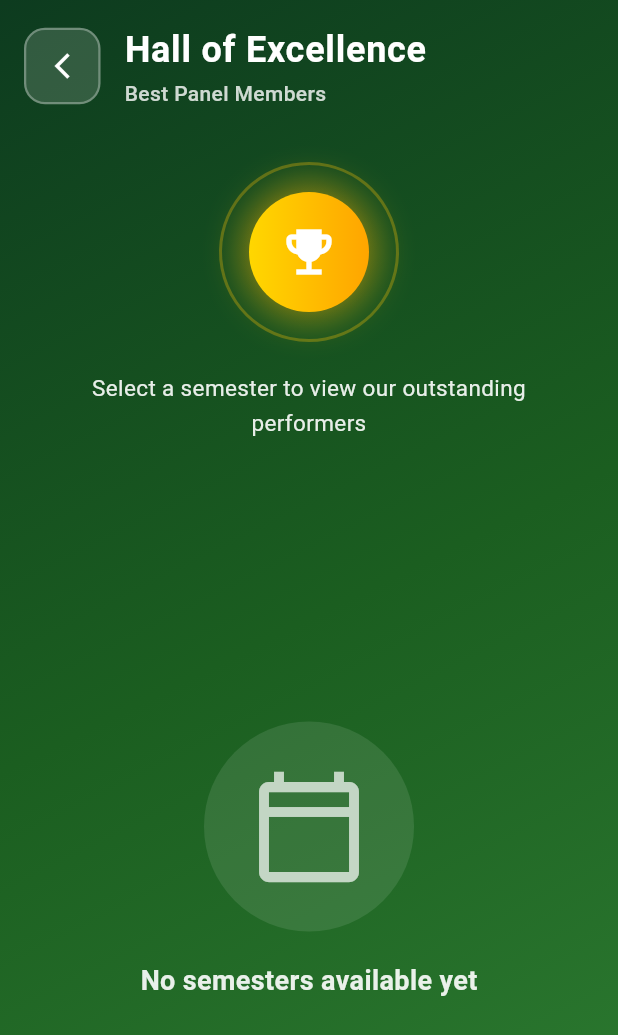
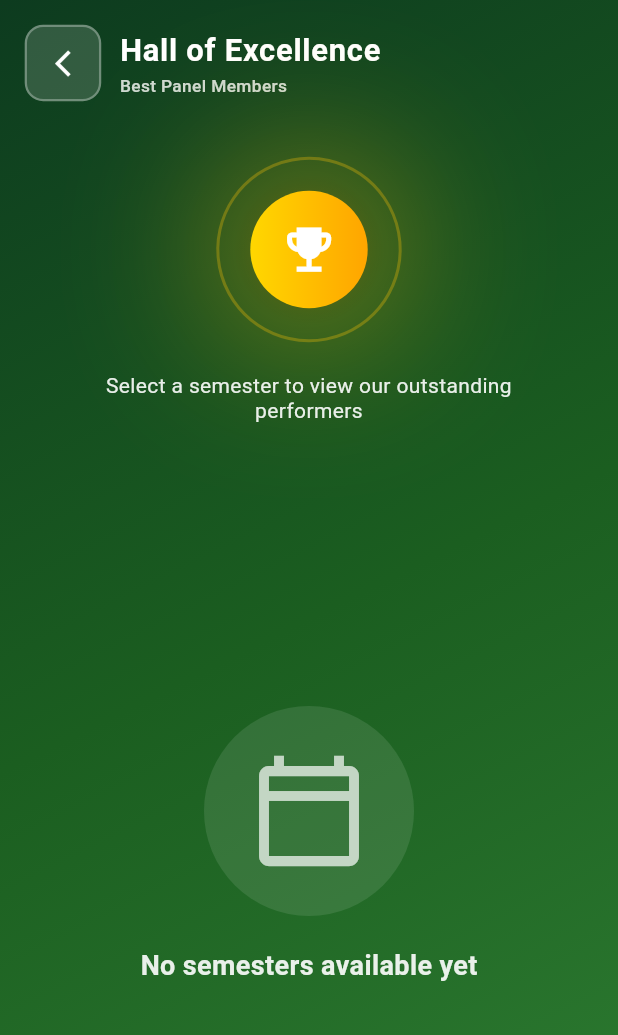
Before and after one commit to Rafi12234/AUST-Robotics-Club-Mobile-Application, a Flutter app: the BestPanelMembersPage screen opened directly, on a phone screen of 412 x 824 dp. Shown: the top 1035 px of the screen. Run offline on Flutter 3.47's test engine with Material 3 defaults, Android fonts, the phone set to English and light mode, and no system bars; our stand-ins replace cached_network_image, carousel_slider, cloud_firestore, firebase_auth, firebase_core, image_picker; missing offline and left inert: cloudinary_public; accounts and stored records are empty.

Commit message:
Modified screen size

```diff
--- a/lib/best_panel_member_page.dart
+++ b/lib/best_panel_member_page.dart
@@ -2,6 +2,7 @@ import 'package:flutter/material.dart';
 import 'package:cloud_firestore/cloud_firestore.dart';
 import 'package:cached_network_image/cached_network_image.dart';
 import 'dart:math' as math;
+import 'size_config.dart';
 
 // Main Best Panel Members Page - Semester List
 class BestPanelMembersPage extends StatefulWidget {
@@ -39,6 +40,7 @@ class _BestPanelMembersPageState extends State<BestPanelMembersPage>
 
   @override
   Widget build(BuildContext context) {
+    SizeConfig.init(context);
     return Scaffold(
       body: Container(
         decoration: const BoxDecoration(
@@ -57,44 +59,44 @@ class _BestPanelMembersPageState extends State<BestPanelMembersPage>
             children: [
               // Custom App Bar
               Padding(
-                padding: const EdgeInsets.all(16.0),
+                padding: EdgeInsets.all(SizeConfig.screenWidth * 0.04),
                 child: Row(
                   children: [
                     Container(
                       decoration: BoxDecoration(
                         color: Colors.white.withOpacity(0.15),
-                        borderRadius: BorderRadius.circular(14),
+                        borderRadius: BorderRadius.circular(SizeConfig.screenWidth * 0.03),
                         border: Border.all(
                           color: Colors.white.withOpacity(0.3),
                           width: 1.5,
                         ),
                       ),
                       child: IconButton(
-                        icon: const Icon(Icons.arrow_back_ios_new,
-                            color: Colors.white, size: 20),
+                        icon: Icon(Icons.arrow_back_ios_new,
+                            color: Colors.white, size: SizeConfig.screenWidth *0.05),
                         onPressed: () => Navigator.pop(context),
                       ),
                     ),
-                    const SizedBox(width: 16),
+                    SizedBox(width: SizeConfig.screenWidth * 0.03),
                     Expanded(
                       child: Column(
                         crossAxisAlignment: CrossAxisAlignment.start,
                         children: [
-                          const Text(
+                          Text(
                             'Hall of Excellence',
                             style: TextStyle(
                               color: Colors.white,
-                              fontSize: 24,
+                              fontSize: SizeConfig.screenWidth * 0.05,
                               fontWeight: FontWeight.bold,
                               letterSpacing: 0.5,
                             ),
                           ),
-                          const SizedBox(height: 2),
+                          SizedBox(height: SizeConfig.screenWidth * 0.005),
                           Text(
                             'Best Panel Members',
                             style: TextStyle(
                               color: Colors.white.withOpacity(0.8),
-                              fontSize: 14,
+                              fontSize: SizeConfig.screenWidth *0.028,
                               fontWeight: FontWeight.w500,
                             ),
                           ),
@@ -107,7 +109,7 @@ class _BestPanelMembersPageState extends State<BestPanelMembersPage>
 
               // Animated Trophy Icon
               Padding(
-                padding: const EdgeInsets.symmetric(vertical: 20),
+                padding:EdgeInsets.symmetric(vertical: SizeConfig.screenWidth * 0.05),
                 child: Stack(
                   alignment: Alignment.center,
                   children: [
@@ -118,8 +120,8 @@ class _BestPanelMembersPageState extends State<BestPanelMembersPage>
                         return Transform.rotate(
                           angle: _rotationController.value * 2 * math.pi,
                           child: Container(
-                            width: 120,
-                            height: 120,
+                            width: SizeConfig.screenWidth *0.3,
+                            height: SizeConfig.screenWidth * 0.3,
                             decoration: BoxDecoration(
                               shape: BoxShape.circle,
                               border: Border.all(
@@ -152,8 +154,8 @@ class _BestPanelMembersPageState extends State<BestPanelMembersPage>
                     ),
                     // Trophy Icon
                     Container(
-                      width: 80,
-                      height: 80,
+                      width: SizeConfig.screenWidth *0.19,
+                      height: SizeConfig.screenWidth *0.19,
                       decoration: BoxDecoration(
                         gradient: const LinearGradient(
                           colors: [Color(0xFFFFD700), Color(0xFFFFA500)],
@@ -162,15 +164,15 @@ class _BestPanelMembersPageState extends State<BestPanelMembersPage>
                         boxShadow: [
                           BoxShadow(
                             color: Colors.amber.withOpacity(0.5),
-                            blurRadius: 20,
-                            spreadRadius: 5,
+                            blurRadius: SizeConfig.screenWidth *0.22,
+                            spreadRadius: SizeConfig.screenWidth *0.05,
                           ),
                         ],
                       ),
-                      child: const Icon(
+                      child: Icon(
                         Icons.emoji_events,
                         color: Colors.white,
-                        size: 40,
+                        size: SizeConfig.screenWidth * 0.095,
                       ),
                     ),
                   ],
@@ -179,19 +181,19 @@ class _BestPanelMembersPageState extends State<BestPanelMembersPage>
 
               // Subtitle
               Padding(
-                padding: const EdgeInsets.symmetric(horizontal: 40),
+                padding: EdgeInsets.symmetric(horizontal: SizeConfig.screenWidth * 0.09),
                 child: Text(
                   'Select a semester to view our outstanding performers',
                   textAlign: TextAlign.center,
                   style: TextStyle(
                     color: Colors.white.withOpacity(0.9),
-                    fontSize: 15,
-                    height: 1.5,
+                    fontSize: SizeConfig.screenWidth * 0.034,
+                    height: SizeConfig.screenWidth *0.003,
                   ),
                 ),
               ),
 
-              const SizedBox(height: 30),
+              SizedBox(height: SizeConfig.screenWidth *0.05),
 
               // Semester List - Dynamically fetched
               Expanded(
@@ -310,7 +312,7 @@ class _BestPanelMembersPageState extends State<BestPanelMembersPage>
     final cardColor = colors[index % colors.length];
 
     return Padding(
-      padding: const EdgeInsets.only(bottom: 16),
+      padding: EdgeInsets.only(bottom: SizeConfig.screenWidth * 0.03),
       child: InkWell(
         onTap: () {
           Navigator.push(
@@ -336,12 +338,12 @@ class _BestPanelMembersPageState extends State<BestPanelMembersPage>
             ),
           );
         },
-        borderRadius: BorderRadius.circular(20),
+        borderRadius: BorderRadius.circular(SizeConfig.screenWidth *0.1),
         child: Container(
-          padding: const EdgeInsets.all(20),
+          padding: EdgeInsets.all(SizeConfig.screenWidth *0.04),
           decoration: BoxDecoration(
             color: Colors.white,
-            borderRadius: BorderRadius.circular(20),
+            borderRadius: BorderRadius.circular(SizeConfig.screenWidth *0.05),
             boxShadow: [
               BoxShadow(
                 color: cardColor[1].withOpacity(0.3),
@@ -354,15 +356,15 @@ class _BestPanelMembersPageState extends State<BestPanelMembersPage>
             children: [
               // Medal Icon
               Container(
-                width: 60,
-                height: 60,
+                width: SizeConfig.screenWidth * 0.15,
+                height: SizeConfig.screenHeight * 0.06,
                 decoration: BoxDecoration(
                   gradient: LinearGradient(
                     colors: cardColor,
                     begin: Alignment.topLeft,
                     end: Alignment.bottomRight,
                   ),
-                  borderRadius: BorderRadius.circular(16),
+                  borderRadius: BorderRadius.circular(SizeConfig.screenWidth *0.04),
                   boxShadow: [
                     BoxShadow(
                       color: cardColor[1].withOpacity(0.4),
@@ -371,13 +373,13 @@ class _BestPanelMembersPageState extends State<BestPanelMembersPage>
                     ),
                   ],
                 ),
-                child: const Icon(
+                child: Icon(
                   Icons.military_tech,
                   color: Colors.white,
-                  size: 30,
+                  size: SizeConfig.screenWidth *0.08,
                 ),
               ),
-              const SizedBox(width: 16),
+              SizedBox(width: SizeConfig.screenWidth *0.03),
               // Semester Info
               Expanded(
                 child: Column(
@@ -385,17 +387,17 @@ class _BestPanelMembersPageState extends State<BestPanelMembersPage>
                   children: [
                     Text(
                       semester,
-                      style: const TextStyle(
-                        fontSize: 20,
+                      style: TextStyle(
+                        fontSize: SizeConfig.screenWidth *0.042,
                         fontWeight: FontWeight.bold,
                         color: Color(0xFF1B5E20),
                       ),
                     ),
-                    const SizedBox(height: 4),
+                    SizedBox(height: SizeConfig.screenHeight *0.005),
                     Text(
                       'View Outstanding Members',
                       style: TextStyle(
-                        fontSize: 13,
+                        fontSize: SizeConfig.screenWidth *0.03,
                         color: Colors.grey[600],
                         fontWeight: FontWeight.w500,
                       ),
@@ -405,15 +407,15 @@ class _BestPanelMembersPageState extends State<BestPanelMembersPage>
               ),
               // Arrow
               Container(
-                padding: const EdgeInsets.all(8),
+                padding: EdgeInsets.all(SizeConfig.screenWidth *0.02),
                 decoration: BoxDecoration(
                   color: const Color(0xFF1B5E20).withOpacity(0.1),
-                  borderRadius: BorderRadius.circular(10),
+                  borderRadius: BorderRadius.circular(SizeConfig.screenWidth * 0.023),
                 ),
-                child: const Icon(
+                child: Icon(
                   Icons.arrow_forward_ios,
                   color: Color(0xFF1B5E20),
-                  size: 18,
+                  size: SizeConfig.screenWidth * 0.04,
                 ),
               ),
             ],
@@ -423,6 +425,7 @@ class _BestPanelMembersPageState extends State<BestPanelMembersPage>
     );
   }
 }
+
 
 // Panel Members Detail Page
 class PanelMembersDetailPage extends StatefulWidget {
--- /dev/null
+++ b/lib/size_config.dart
@@ -0,0 +1,18 @@
+import 'package:flutter/widgets.dart';
+
+class SizeConfig {
+  static late double screenWidth;
+  static late double screenHeight;
+  static late double blockWidth;
+  static late double blockHeight;
+
+  static void init(BuildContext context) {
+    final size = MediaQuery.of(context).size;
+    screenWidth = size.width;
+    screenHeight = size.height;
+
+    // optional "block" units for convenience (like 1% of screen)
+    blockWidth = screenWidth / 100;
+    blockHeight = screenHeight / 100;
+  }
+}
```
Also changed, not shown: lib/governing_panel_page.dart (+61 -110 lines), pubspec.lock.
